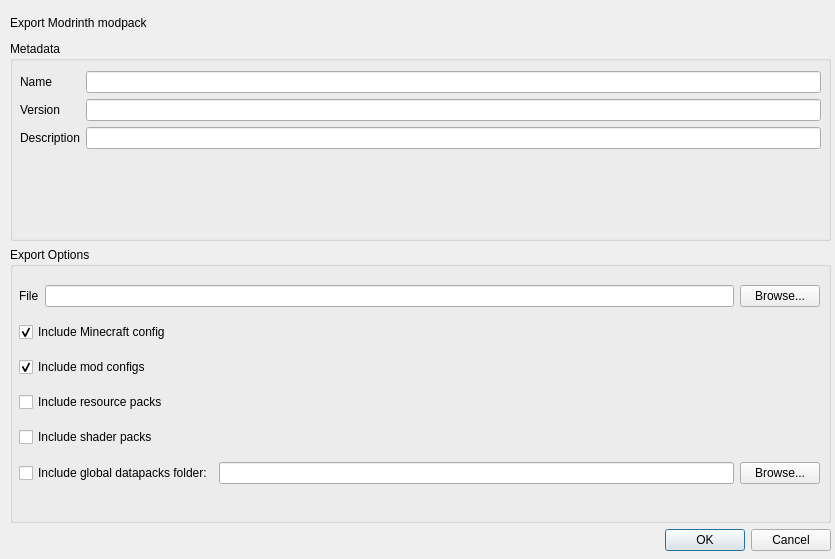
Old version of the form launcher/ui/dialogs/ModrinthExportDialog.ui in the repository VorwerkUa2/WerkLauncher.
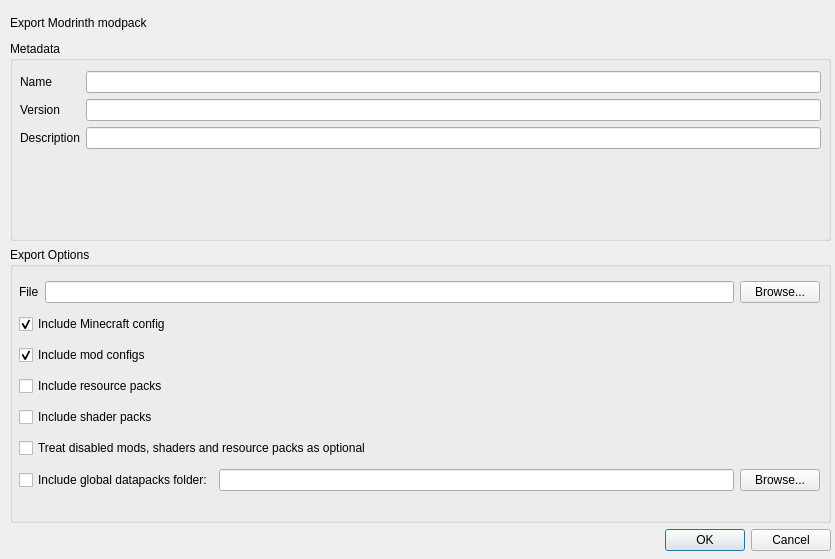
New version of the form.

Commit message: GH-5146 mrpack exporter: add option to treat disabled files as optional

Diff of the .ui file:
```diff
--- a/launcher/ui/dialogs/ModrinthExportDialog.ui
+++ b/launcher/ui/dialogs/ModrinthExportDialog.ui
@@ -112,7 +112,7 @@
          <x>9</x>
          <y>29</y>
          <width>801</width>
-         <height>221</height>
+         <height>227</height>
         </rect>
        </property>
        <layout class="QVBoxLayout" name="optionsLayout">
@@ -174,6 +174,16 @@
           </property>
          </widget>
         </item>
+        <item>
+         <widget class="QCheckBox" name="treatDisabledAsOptional">
+          <property name="toolTip">
+           <string>If enabled, all mods, shaders and resource packs that are available on Modrinth will be treated as optional on both client and server. Files that are unavailable on Modrinth will simply retain the &quot;.disabled&quot; extension as Modrinth packs don't support optional overrides.</string>
+          </property>
+          <property name="text">
+           <string>Treat disabled mods, shaders and resource packs as optional</string>
+          </property>
+         </widget>
+        </item>
         <item>
          <layout class="QHBoxLayout" name="horizontalLayout">
           <item>
```
The commit also changes 3 other files.
